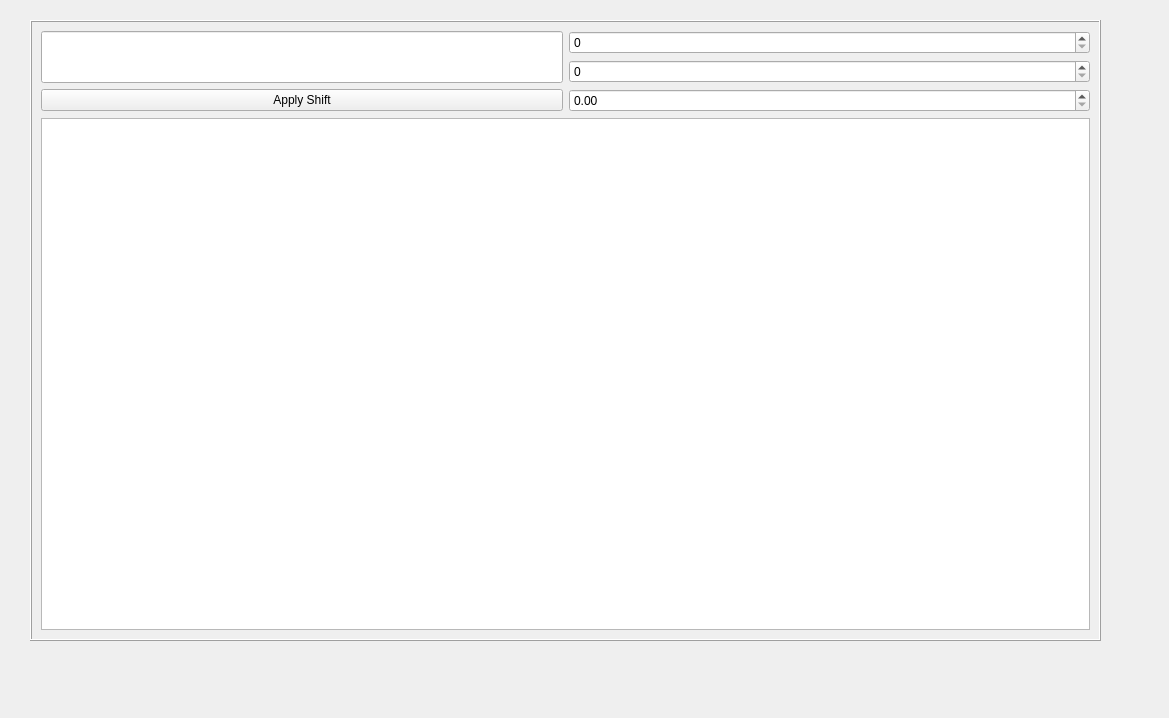
Before: the Qt Designer form UserInterface/TranscriptEditorTab.ui in ElliotCouvignou/ECE445, drawn with Qt 5.
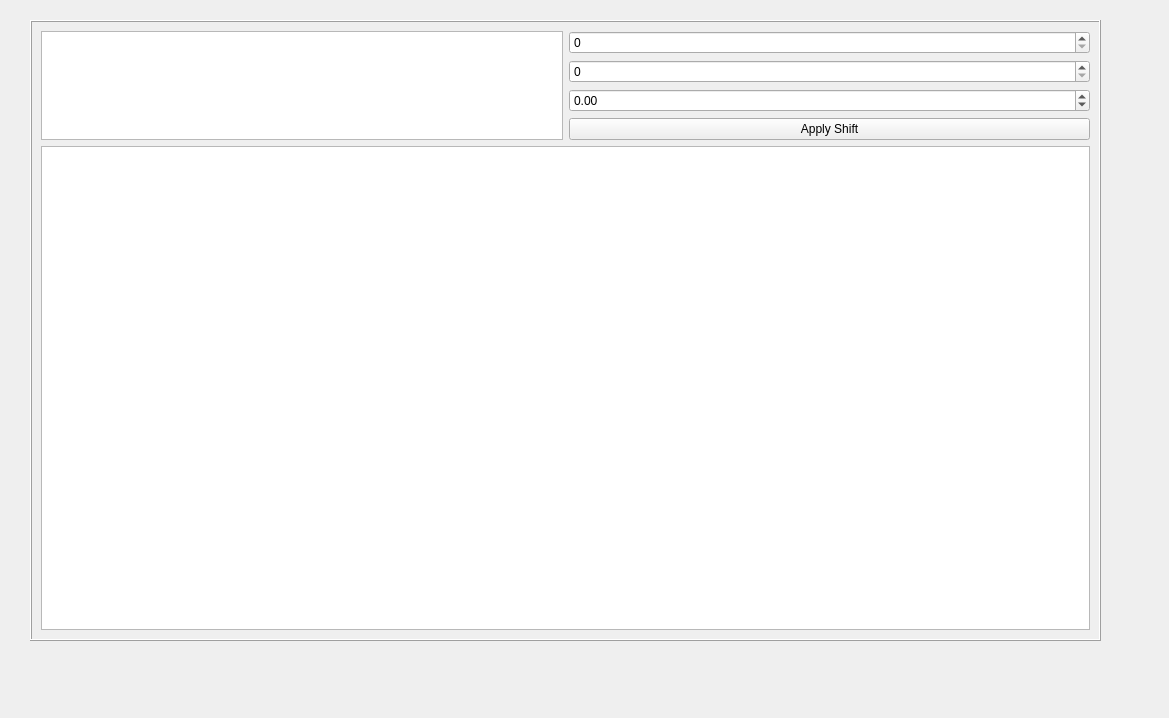
After: the same form once the commit is applied.

```diff
--- a/UserInterface/TranscriptEditorTab.ui
+++ b/UserInterface/TranscriptEditorTab.ui
@@ -10,6 +10,12 @@
     <height>718</height>
    </rect>
   </property>
+  <property name="sizePolicy">
+   <sizepolicy hsizetype="MinimumExpanding" vsizetype="Preferred">
+    <horstretch>0</horstretch>
+    <verstretch>0</verstretch>
+   </sizepolicy>
+  </property>
   <property name="windowTitle">
    <string>Form</string>
   </property>
@@ -41,10 +47,67 @@
     <enum>QFrame::Raised</enum>
    </property>
    <layout class="QGridLayout" name="gridLayout_7">
-    <item row="0" column="1">
-     <widget class="QSpinBox" name="WordSelectStart"/>
+    <item row="2" column="1">
+     <widget class="QSpinBox" name="WordSelectEnd">
+      <property name="sizePolicy">
+       <sizepolicy hsizetype="Minimum" vsizetype="Fixed">
+        <horstretch>0</horstretch>
+        <verstretch>0</verstretch>
+       </sizepolicy>
+      </property>
+     </widget>
     </item>
-    <item row="3" column="0" colspan="2">
+    <item row="4" column="1">
+     <widget class="QPushButton" name="ApplyShiftButton">
+      <property name="text">
+       <string>Apply Shift</string>
+      </property>
+     </widget>
+    </item>
+    <item row="1" column="0" rowspan="4">
+     <widget class="QTextBrowser" name="DescriptionBox">
+      <property name="sizePolicy">
+       <sizepolicy hsizetype="Minimum" vsizetype="Maximum">
+        <horstretch>0</horstretch>
+        <verstretch>0</verstretch>
+       </sizepolicy>
+      </property>
+      <property name="html">
+       <string>&lt;!DOCTYPE HTML PUBLIC &quot;-//W3C//DTD HTML 4.0//EN&quot; &quot;http://www.w3.org/TR/REC-html40/strict.dtd&quot;&gt;
+&lt;html&gt;&lt;head&gt;&lt;meta name=&quot;qrichtext&quot; content=&quot;1&quot; /&gt;&lt;style type=&quot;text/css&quot;&gt;
+p, li { white-space: pre-wrap; }
+&lt;/style&gt;&lt;/head&gt;&lt;body style=&quot; font-family:'MS Shell Dlg 2'; font-size:8pt; font-weight:400; font-style:normal;&quot;&gt;
+&lt;p align=&quot;right&quot; style=&quot;-qt-paragraph-type:empty; margin-top:0px; margin-bottom:0px; margin-left:0px; margin-right:0px; -qt-block-indent:0; text-indent:0px;&quot;&gt;&lt;br /&gt;&lt;/p&gt;&lt;/body&gt;&lt;/html&gt;</string>
+      </property>
+     </widget>
+    </item>
+    <item row="3" column="1">
+     <widget class="QDoubleSpinBox" name="WordShiftAmount">
+      <property name="sizePolicy">
+       <sizepolicy hsizetype="Minimum" vsizetype="Fixed">
+        <horstretch>0</horstretch>
+        <verstretch>0</verstretch>
+       </sizepolicy>
+      </property>
+      <property name="minimum">
+       <double>-9999999.000000000000000</double>
+      </property>
+      <property name="maximum">
+       <double>9999999.000000000000000</double>
+      </property>
+     </widget>
+    </item>
+    <item row="1" column="1">
+     <widget class="QSpinBox" name="WordSelectStart">
+      <property name="sizePolicy">
+       <sizepolicy hsizetype="Minimum" vsizetype="Fixed">
+        <horstretch>0</horstretch>
+        <verstretch>0</verstretch>
+       </sizepolicy>
+      </property>
+     </widget>
+    </item>
+    <item row="5" column="0" colspan="2">
      <widget class="QTextBrowser" name="TranscriptWordBox">
       <property name="sizePolicy">
        <sizepolicy hsizetype="Expanding" vsizetype="Ignored">
@@ -60,29 +123,6 @@
       </property>
      </widget>
     </item>
-    <item row="2" column="1">
-     <widget class="QDoubleSpinBox" name="WordShiftAmount"/>
-    </item>
-    <item row="2" column="0">
-     <widget class="QPushButton" name="ApplyShiftButton">
-      <property name="text">
-       <string>Apply Shift</string>
-      </property>
-     </widget>
-    </item>
-    <item row="1" column="1">
-     <widget class="QSpinBox" name="WordSelectEnd"/>
-    </item>
-    <item row="0" column="0" rowspan="2">
-     <widget class="QLineEdit" name="DescriptionBox">
-      <property name="sizePolicy">
-       <sizepolicy hsizetype="Minimum" vsizetype="Ignored">
-        <horstretch>0</horstretch>
-        <verstretch>0</verstretch>
-       </sizepolicy>
-      </property>
-     </widget>
-    </item>
    </layout>
   </widget>
  </widget>
```
